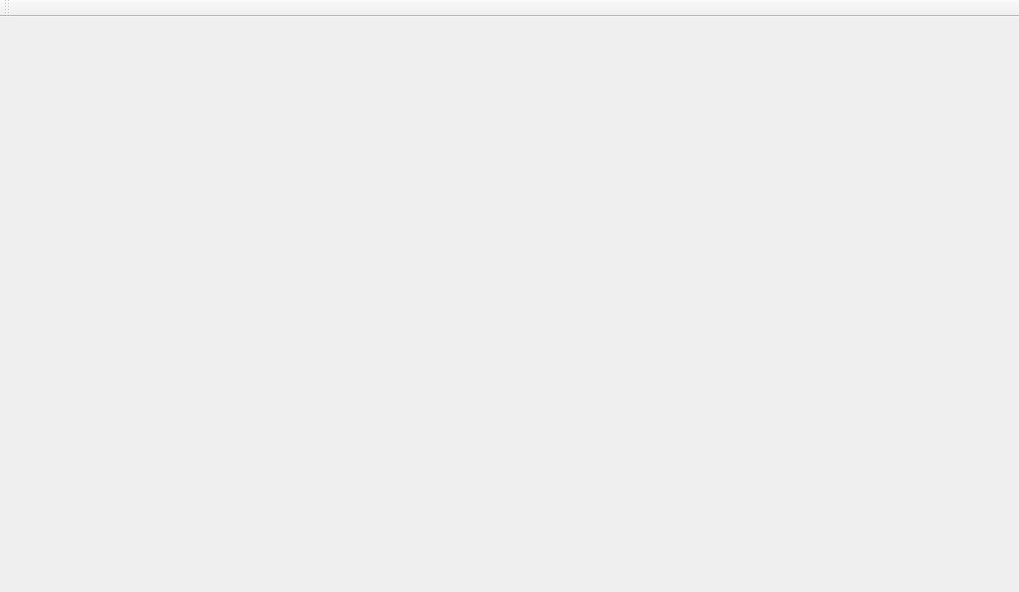
This is Диплом/UI.ui in prog-kkkmt/p1-17 as Qt 5 draws it before an edit. The edited form follows.
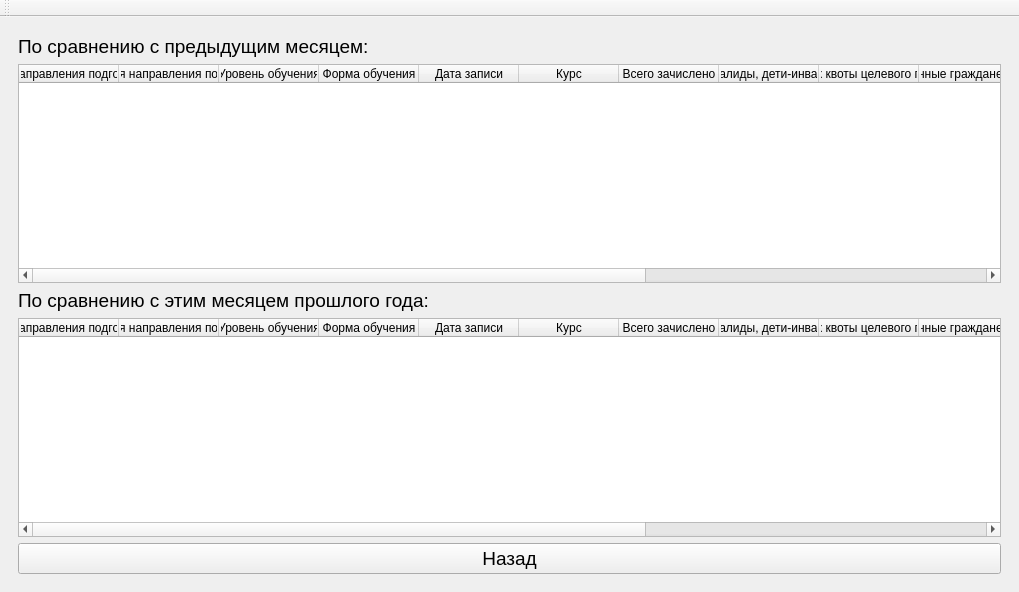
This is the edited form. The open tabs and pages were chosen to show the change. Icons and pictures are not drawn.

The edit to the form file:
```diff
--- a/Диплом/UI.ui
+++ b/Диплом/UI.ui
@@ -1965,7 +1965,184 @@
         </item>
        </layout>
       </widget>
-      <widget class="QWidget" name="page_2"/>
+      <widget class="QWidget" name="page_2">
+       <layout class="QGridLayout" name="gridLayout_2">
+        <item row="1" column="1">
+         <widget class="QTableWidget" name="table_widget_last_month">
+          <property name="font">
+           <font>
+            <pointsize>9</pointsize>
+           </font>
+          </property>
+          <column>
+           <property name="text">
+            <string>Код направления подготовки</string>
+           </property>
+          </column>
+          <column>
+           <property name="text">
+            <string>Названия направления подготовки</string>
+           </property>
+          </column>
+          <column>
+           <property name="text">
+            <string>Уровень обучения</string>
+           </property>
+          </column>
+          <column>
+           <property name="text">
+            <string>Форма обучения</string>
+           </property>
+          </column>
+          <column>
+           <property name="text">
+            <string>Дата записи</string>
+           </property>
+          </column>
+          <column>
+           <property name="text">
+            <string>Курс</string>
+           </property>
+          </column>
+          <column>
+           <property name="text">
+            <string>Всего зачислено</string>
+           </property>
+          </column>
+          <column>
+           <property name="text">
+            <string>Из них лица с ОВЗ, инвалиды, дети-инвалиды (всего зачислено)</string>
+           </property>
+          </column>
+          <column>
+           <property name="text">
+            <string>Из них на места в рамках квоты целевого приема (всего зачислено)</string>
+           </property>
+          </column>
+          <column>
+           <property name="text">
+            <string>Из них иностранные граждане (всего зачислено)</string>
+           </property>
+          </column>
+          <column>
+           <property name="text">
+            <string>Всего отчислено</string>
+           </property>
+          </column>
+          <column>
+           <property name="text">
+            <string>Из них лица с ОВЗ, инвалиды, дети-инвалиды (всего отчислено)</string>
+           </property>
+          </column>
+          <column>
+           <property name="text">
+            <string>Из них на места в рамках квоты целевого приема (всего отчислено)</string>
+           </property>
+          </column>
+          <column>
+           <property name="text">
+            <string>Из них иностранные граждане (всего отчислено)</string>
+           </property>
+          </column>
+         </widget>
+        </item>
+        <item row="3" column="1">
+         <widget class="QTableWidget" name="table_widget_last_year">
+          <column>
+           <property name="text">
+            <string>Код направления подготовки</string>
+           </property>
+          </column>
+          <column>
+           <property name="text">
+            <string>Названия направления подготовки</string>
+           </property>
+          </column>
+          <column>
+           <property name="text">
+            <string>Уровень обучения</string>
+           </property>
+          </column>
+          <column>
+           <property name="text">
+            <string>Форма обучения</string>
+           </property>
+          </column>
+          <column>
+           <property name="text">
+            <string>Дата записи</string>
+           </property>
+          </column>
+          <column>
+           <property name="text">
+            <string>Курс</string>
+           </property>
+          </column>
+          <column>
+           <property name="text">
+            <string>Всего зачислено</string>
+           </property>
+          </column>
+          <column>
+           <property name="text">
+            <string>Из них лица с ОВЗ, инвалиды, дети-инвалиды (всего зачислено)</string>
+           </property>
+          </column>
+          <column>
+           <property name="text">
+            <string>Из них на места в рамках квоты целевого приема (всего зачислено)</string>
+           </property>
+          </column>
+          <column>
+           <property name="text">
+            <string>Из них иностранные граждане (всего зачислено)</string>
+           </property>
+          </column>
+          <column>
+           <property name="text">
+            <string>Всего отчислено</string>
+           </property>
+          </column>
+          <column>
+           <property name="text">
+            <string>Из них лица с ОВЗ, инвалиды, дети-инвалиды (всего отчислено)</string>
+           </property>
+          </column>
+          <column>
+           <property name="text">
+            <string>Из них на места в рамках квоты целевого приема (всего отчислено)</string>
+           </property>
+          </column>
+          <column>
+           <property name="text">
+            <string>Из них иностранные граждане (всего отчислено)</string>
+           </property>
+          </column>
+         </widget>
+        </item>
+        <item row="4" column="1">
+         <widget class="QPushButton" name="back_button">
+          <property name="text">
+           <string>Назад</string>
+          </property>
+         </widget>
+        </item>
+        <item row="0" column="1">
+         <widget class="QLabel" name="last_month_label">
+          <property name="text">
+           <string>По сравнению с предыдущим месяцем:</string>
+          </property>
+         </widget>
+        </item>
+        <item row="2" column="1">
+         <widget class="QLabel" name="last_year_label">
+          <property name="text">
+           <string>По сравнению с этим месяцем прошлого года:</string>
+          </property>
+         </widget>
+        </item>
+       </layout>
+      </widget>
      </widget>
     </item>
    </layout>
```
Left out of the diff: 307 changed lines with no effect on the pictures.
